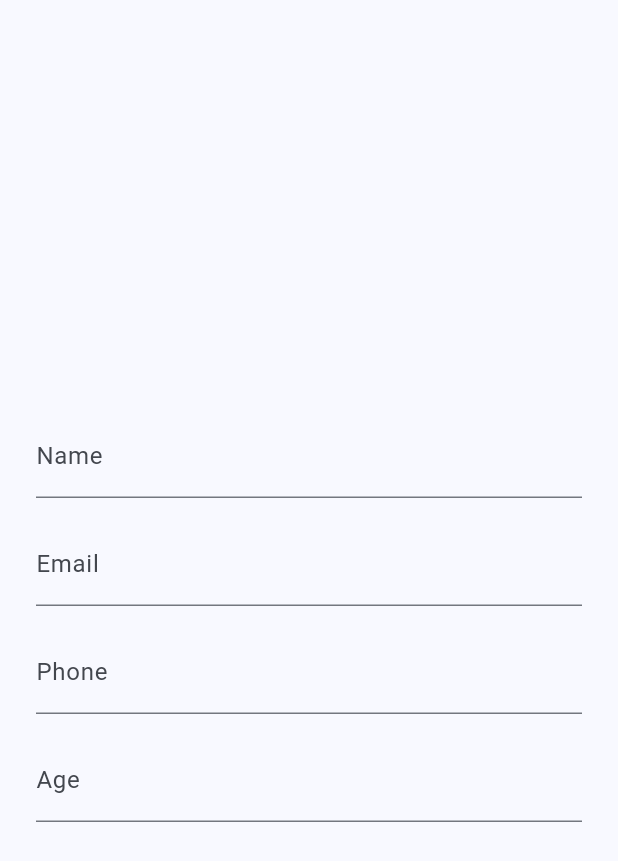
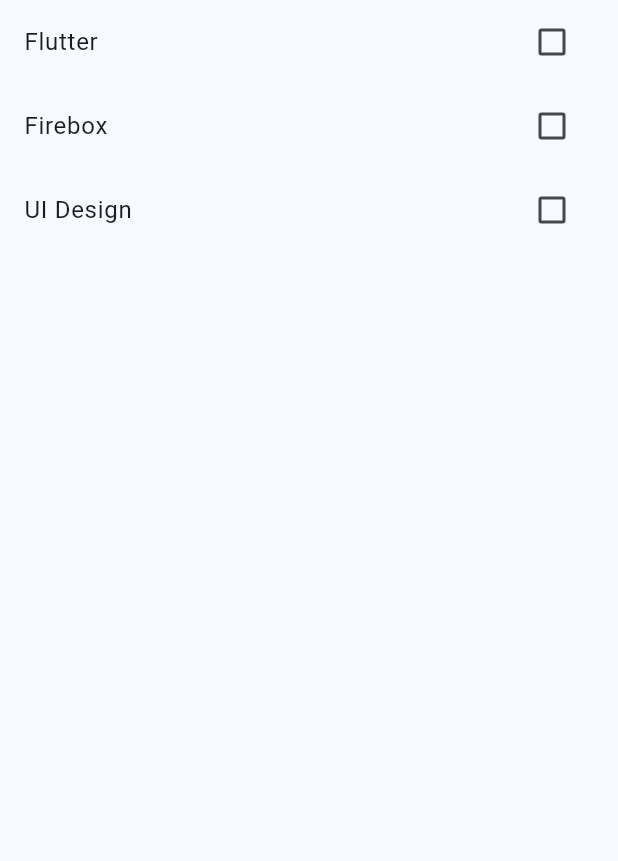
Before and after one commit to TheFlutterSensei/UI-Engineering, a Flutter app: the screen it shows after launch, on a phone screen of 412 x 824 dp. Shown: the top 861 px of the screen. Run offline on Flutter 3.47's test engine with Material 3 defaults, Android fonts, the phone set to English and light mode, and no system bars.

Commit message:
Completed 02.14

```diff
--- a/lib/screens/home_screen.dart
+++ b/lib/screens/home_screen.dart
@@ -10,68 +10,48 @@
 }
 
 class _HomeScreenState extends State<HomeScreen> {
-  final _formKey = GlobalKey<FormState>();
-  final _nameFocus = FocusNode();
-
-  @override
-  void dispose() {
-    _nameFocus.dispose();
-    super.dispose();
-  }
+  bool _flutterSelected = false;
+  bool _firebaseSelected = false;
+  bool _designSelected = false;
 
   @override
   Widget build(BuildContext context) {
     return Scaffold(
-      body: GestureDetector(
-        behavior: HitTestBehavior.opaque,
-        onTap: () {
-          FocusScope.of(context).unfocus();
-        },
+      body: Center(
         child: Form(
-          key: _formKey,
-          child: Padding(
-            padding: const EdgeInsets.all(Spacing.lg),
           child: Column(
-              mainAxisAlignment: MainAxisAlignment.center,
             children: [
-                TextFormField(
-                  keyboardType: TextInputType.text,
-                  textInputAction: TextInputAction.next,
-                  decoration: const InputDecoration(labelText: 'Name'),
-                  validator: (value) {
-                    return Validators.checkRequired(value, 'Name');
+              CheckboxListTile(
+                title: const Text('Flutter'),
+                value: _flutterSelected,
+                onChanged: (value) {
+                  setState(() {
+                    _flutterSelected = value ?? false;
+                  });
                 },
               ),
-                SizedBox(height: Spacing.md),
-                TextFormField(
-                  keyboardType: TextInputType.emailAddress,
-                  textInputAction: TextInputAction.next,
-                  decoration: const InputDecoration(labelText: 'Email'),
-                  validator: Validators.checkEmail,
-                ),
-                SizedBox(height: Spacing.md),
-                TextFormField(
-                  keyboardType: TextInputType.phone,
-                  textInputAction: TextInputAction.next,
-                  decoration: const InputDecoration(labelText: 'Phone'),
-                  validator: (value) {
-                    return Validators.checkRequired(value, 'Phone Number');
+              CheckboxListTile(
+                title: const Text('Firebox'),
+                value: _firebaseSelected,
+                onChanged: (value) {
+                  setState(() {
+                    _firebaseSelected = value ?? false;
+                  });
                 },
               ),
-                SizedBox(height: Spacing.md),
-                TextFormField(
-                  keyboardType: TextInputType.number,
-                  textInputAction: TextInputAction.done,
-                  decoration: const InputDecoration(labelText: 'Age'),
-                  validator: (value) {
-                    return Validators.checkRequired(value, 'Age');
+              CheckboxListTile(
+                title: const Text('UI Design'),
+                value: _designSelected,
+                onChanged: (value) {
+                  setState(() {
+                    _designSelected = value ?? false;
+                  });
                 },
               ),
             ],
           ),
         ),
       ),
-      ),
     );
   }
 }
```
Lines whose indentation alone changed are shown as unchanged.
